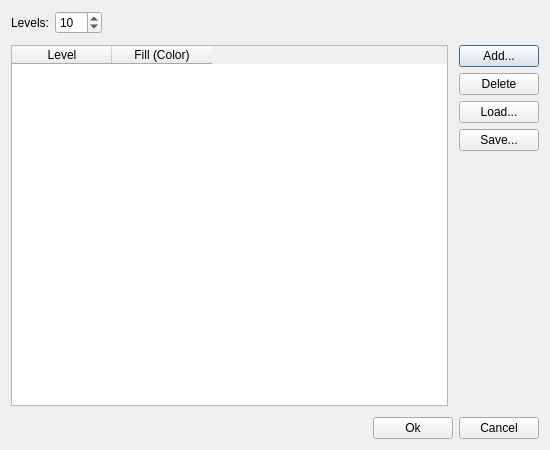
First picture: the form in UI/Home/ColorMapEditorDialog.ui, repository Codbrain1/QSpace, before the edit.
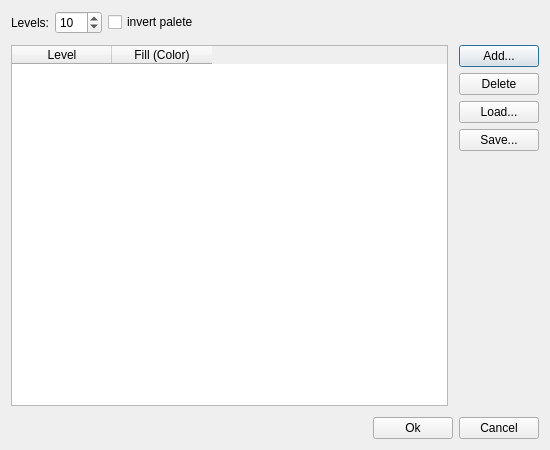
Second picture: the form after the edit.

The edit to the form file:
```diff
--- a/UI/Home/ColorMapEditorDialog.ui
+++ b/UI/Home/ColorMapEditorDialog.ui
@@ -54,6 +54,13 @@
        </property>
       </widget>
      </item>
+     <item>
+      <widget class="QCheckBox" name="checkBoxIsInvert">
+       <property name="text">
+        <string>invert palete</string>
+       </property>
+      </widget>
+     </item>
      <item>
       <spacer name="horizontalSpacerTop">
        <property name="orientation">
```
